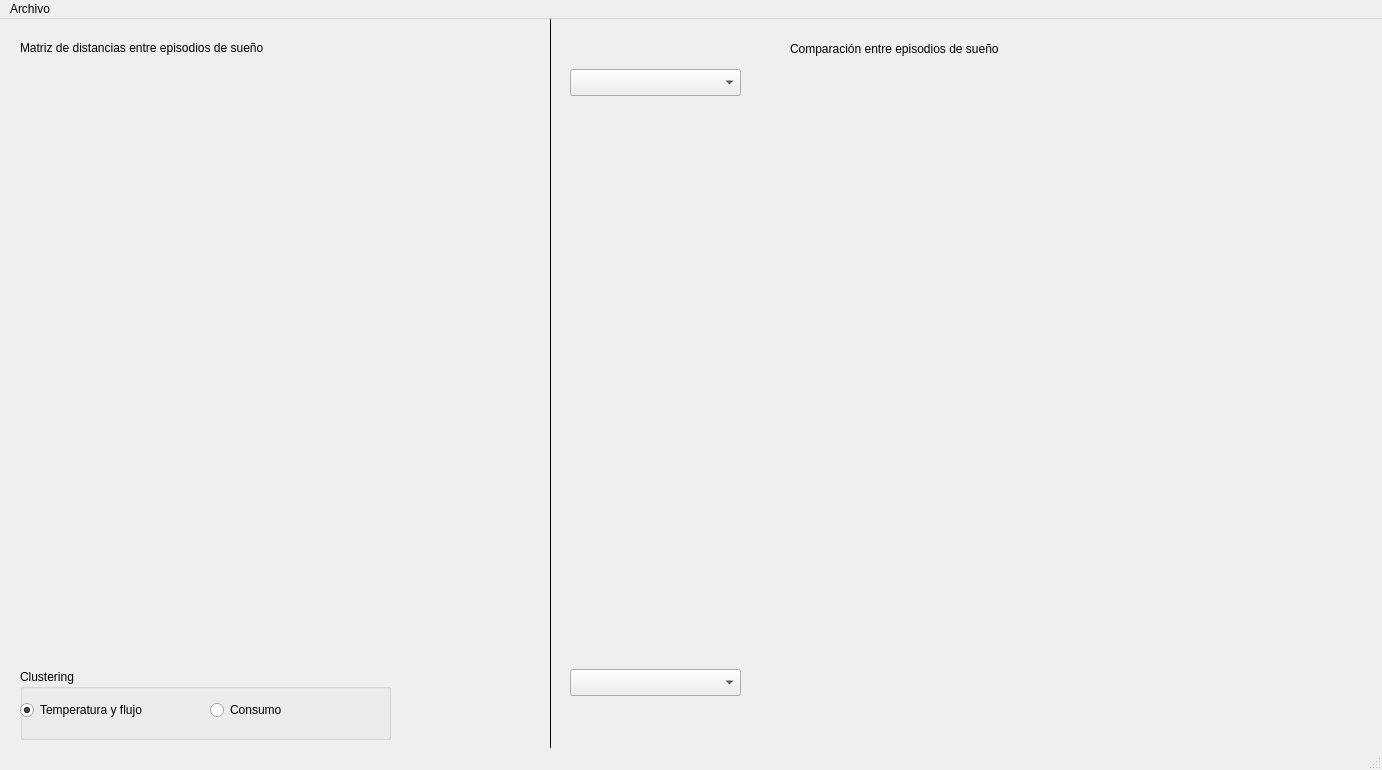
This is estudio_flujos_app/interfaz.ui in acrsilva/Seguimiento-automatizado-de-variables-de-control as Qt 5 draws it before an edit. The edited form follows.
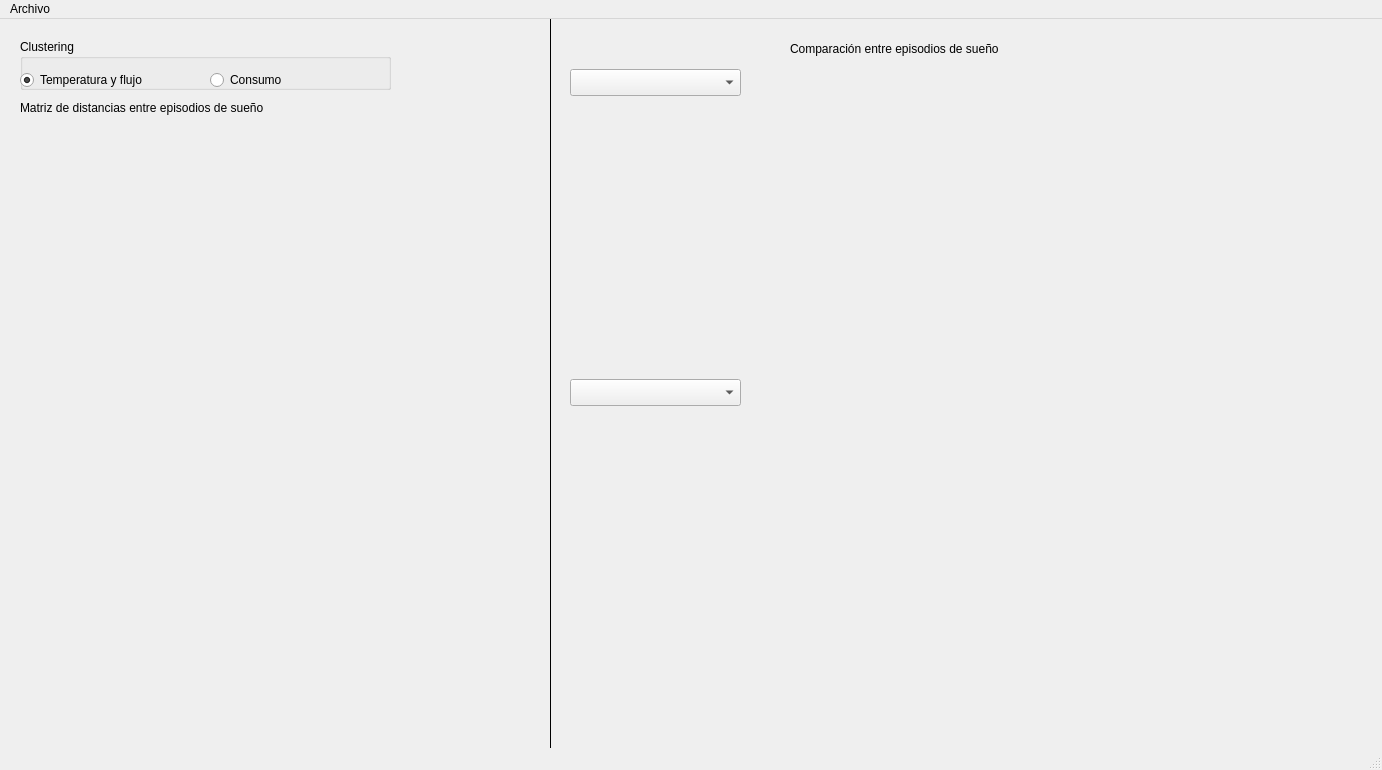
This is the edited form. Custom widgets are drawn as their Qt base class.

Diff of the .ui file:
```diff
--- a/estudio_flujos_app/interfaz.ui
+++ b/estudio_flujos_app/interfaz.ui
@@ -34,7 +34,7 @@
     <property name="geometry">
      <rect>
       <x>570</x>
-      <y>650</y>
+      <y>360</y>
       <width>171</width>
       <height>27</height>
      </rect>
@@ -44,7 +44,7 @@
     <property name="geometry">
      <rect>
       <x>20</x>
-      <y>350</y>
+      <y>410</y>
       <width>511</width>
       <height>291</height>
      </rect>
@@ -55,7 +55,7 @@
     <property name="geometry">
      <rect>
       <x>20</x>
-      <y>20</y>
+      <y>80</y>
       <width>311</width>
       <height>17</height>
      </rect>
@@ -92,9 +92,9 @@
     <property name="geometry">
      <rect>
       <x>20</x>
-      <y>650</y>
+      <y>20</y>
       <width>371</width>
-      <height>71</height>
+      <height>51</height>
      </rect>
     </property>
     <property name="title">
@@ -134,7 +134,7 @@
     <property name="geometry">
      <rect>
       <x>570</x>
-      <y>370</y>
+      <y>390</y>
       <width>801</width>
       <height>271</height>
      </rect>
@@ -158,7 +158,7 @@
     <property name="geometry">
      <rect>
       <x>20</x>
-      <y>50</y>
+      <y>110</y>
       <width>511</width>
       <height>291</height>
      </rect>
@@ -168,10 +168,10 @@
    <widget class="KSeparator" name="kseparator_2">
     <property name="geometry">
      <rect>
-      <x>710</x>
+      <x>550</x>
       <y>340</y>
-      <width>381</width>
-      <height>16</height>
+      <width>841</width>
+      <height>20</height>
      </rect>
     </property>
    </widget>
```
